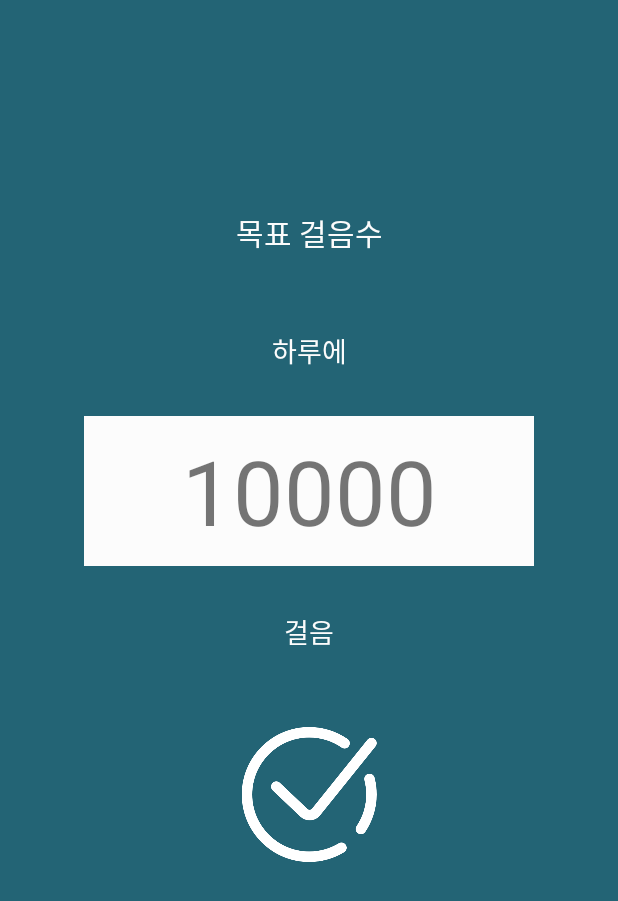
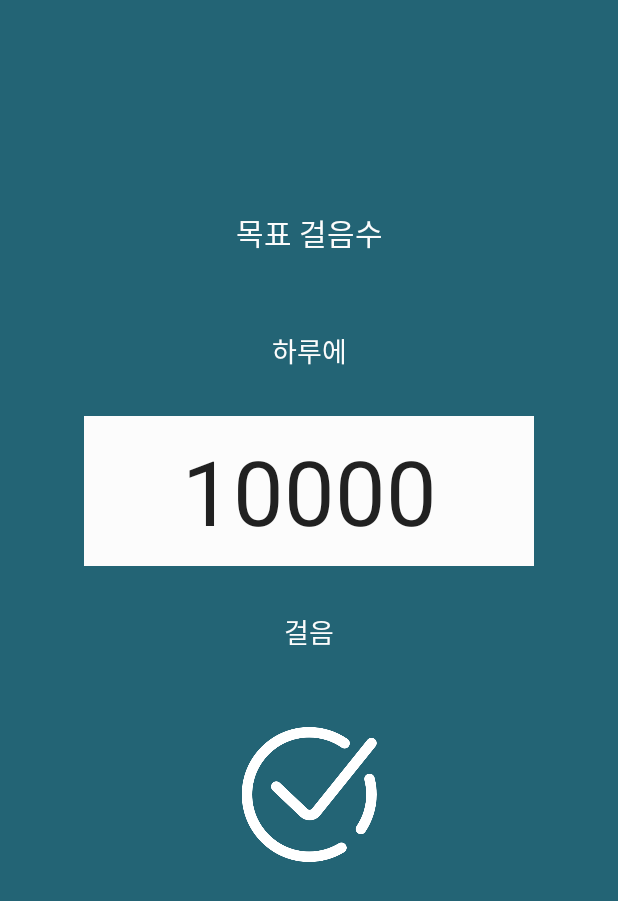
Before and after one commit to TEAM-ALOM/pedometer-android, an Android app: the layout fragment_setting.xml on its own in the app's theme, with its tools: preview values and no code run, on a phone screen of 412 x 824 dp. Shown: the top 901 px of the screen. Run offline under Robolectric (Android 15) with nearby library versions, the phone set to English and light mode, and no system bars.

Commit message:
:sparkles: 설정 아이콘 클릭 시 setting 화면으로 넘어감+목표 걸음수 입력 후 완료 누르면 팝업 안내와 함께 종료/stepsGoal 글로벌 변수에 저장

```diff
--- a/app/src/main/res/layout/fragment_setting.xml
+++ b/app/src/main/res/layout/fragment_setting.xml
@@ -33,19 +33,20 @@
         android:textColor="@color/softwhite"
         />
 
-    <TextView
+    <EditText
         android:id="@+id/personalStepsSetting"
         android:layout_width="300dp"
         android:layout_height="100dp"
+        android:layout_marginTop="30dp"
         android:background="@color/softwhite"
         android:gravity="center"
         android:text="10000"
         android:textSize="60sp"
+        android:inputType="number"
+        android:imeOptions="actionDone"
+        app:layout_constraintEnd_toEndOf="parent"
         app:layout_constraintStart_toStartOf="parent"
-        app:layout_constraintEnd_toEndOf="parent"
-        app:layout_constraintTop_toBottomOf="@+id/perDaySetting"
-        android:layout_marginTop="30dp"
-        />
+        app:layout_constraintTop_toBottomOf="@+id/perDaySetting" />
 
     <TextView
         android:id="@+id/stepsSetting"
@@ -61,13 +62,13 @@
         />
 
     <ImageView
+        android:id="@+id/btncheck"
         android:layout_width="90dp"
         android:layout_height="90dp"
+        android:layout_marginTop="50dp"
         android:src="@drawable/check"
+        app:layout_constraintEnd_toEndOf="parent"
         app:layout_constraintStart_toStartOf="parent"
-        app:layout_constraintEnd_toEndOf="parent"
-        app:layout_constraintTop_toBottomOf="@+id/stepsSetting"
-        android:layout_marginTop="50dp"
-        />
+        app:layout_constraintTop_toBottomOf="@+id/stepsSetting" />
 
 </androidx.constraintlayout.widget.ConstraintLayout>
--- a/app/src/main/res/values-night/themes.xml
+++ b/app/src/main/res/values-night/themes.xml
@@ -1,6 +1,6 @@
 <resources xmlns:tools="http://schemas.android.com/tools">
     <!-- Base application theme. -->
-    <style name="Theme.Pedometer" parent="Theme.MaterialComponents.DayNight.DarkActionBar">
+    <style name="Theme.Pedometer" parent="Theme.MaterialComponents.DayNight.NoActionBar">
         <!-- Primary brand color. -->
         <item name="colorPrimary">@color/purple_200</item>
         <item name="colorPrimaryVariant">@color/purple_700</item>
--- /dev/null
+++ b/app/src/main/res/values/ids.xml
@@ -0,0 +1,4 @@
+<?xml version="1.0" encoding="utf-8"?>
+<resources>
+    <item name="btncheck" type="id" />
+</resources>
--- a/app/src/main/res/values/themes.xml
+++ b/app/src/main/res/values/themes.xml
@@ -1,6 +1,6 @@
 <resources xmlns:tools="http://schemas.android.com/tools">
     <!-- Base application theme. -->
-    <style name="Theme.Pedometer" parent="Theme.MaterialComponents.DayNight.DarkActionBar">
+    <style name="Theme.Pedometer" parent="Theme.MaterialComponents.DayNight.NoActionBar">
         <!-- Primary brand color. -->
         <item name="colorPrimary">@color/purple_500</item>
         <item name="colorPrimaryVariant">@color/purple_700</item>
```
Also changed, not shown: app/src/main/java/com/example/pedometer/MainActivity.kt (+32 -12 lines), app/src/main/java/com/example/pedometer/fragment/SettingFragment.kt (+52 -2 lines), app/src/main/res/layout/activity_main.xml (+9 -5 lines), app/src/main/res/layout/toolbar.xml (added, +37 -0 lines).
